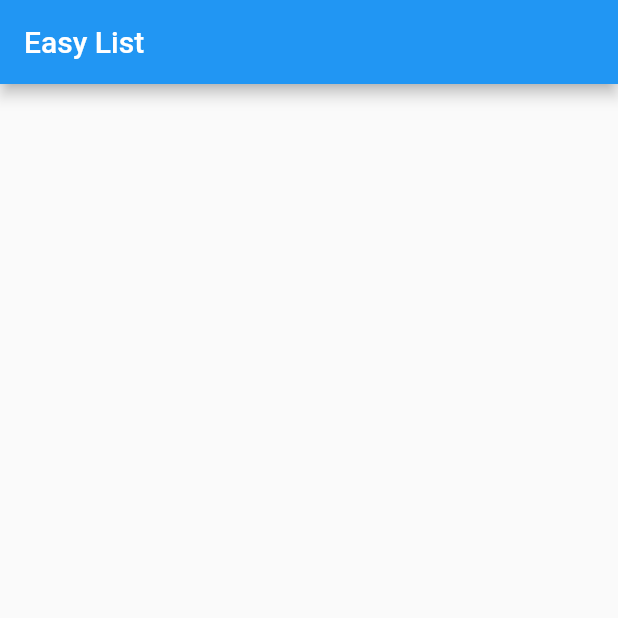
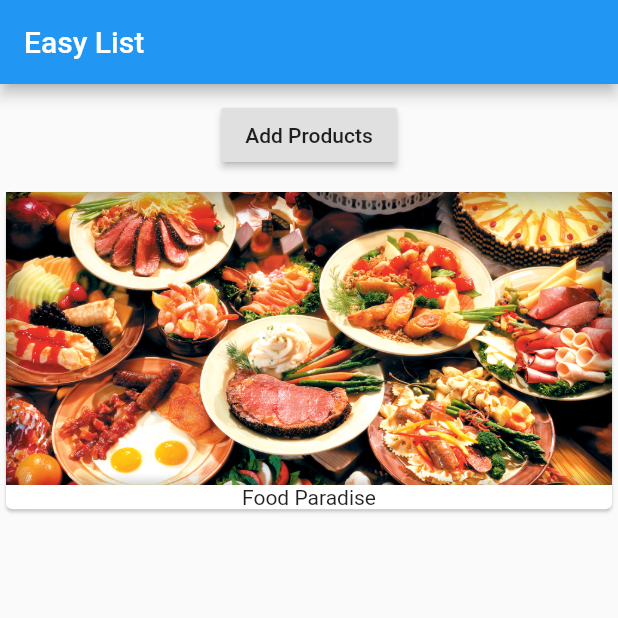
Before and after one commit to pkeshu/Flutter-Lession-part-1, a Flutter app: the screen it shows after launch, on a phone screen of 412 x 824 dp, the top half of it. Run offline on Flutter 3.47's test engine with Material 2 defaults, Android fonts, the light colour scheme and no system bars.

Commit message:
Image field and button is added in project.

```diff
--- a/lib/main.dart
+++ b/lib/main.dart
@@ -1,18 +1,34 @@
 import 'package:flutter/material.dart';
 
-main() {
-  runApp(MyApp());
-}
+void main() => runApp(MyApp());
 
 class MyApp extends StatelessWidget {
   @override
   Widget build(BuildContext context) {
     return MaterialApp(
       home: Scaffold(
-        appBar: AppBar(
-          title: Text("Easy List"),
-        ),
-      ),
+          appBar: AppBar(
+            title: Text("Easy List"),
+          ),
+          body: Column(
+            children: [
+              Container(
+                margin: EdgeInsets.all(10.0),
+                child: RaisedButton(
+                  onPressed: () {},
+                  child: Text("Add Products"),
+                ),
+              ),
+              Card(
+                child: Column(
+                  children: <Widget>[
+                    Image.asset('assets/food.jpg'),
+                    Text("Food Paradise")
+                  ],
+                ),
+              ),
+            ],
+          )),
     );
   }
 }
--- a/pubspec.yaml
+++ b/pubspec.yaml
@@ -41,8 +41,8 @@ flutter:
   uses-material-design: true
 
   # To add assets to your application, add an assets section, like this:
-  # assets:
-  #  - images/a_dot_burr.jpeg
+  assets:
+   - assets/food.jpg
   #  - images/a_dot_ham.jpeg
 
   # An image asset can refer to one or more resolution-specific "variants", see
```
Also changed, not shown: assets/food.jpg (added).
